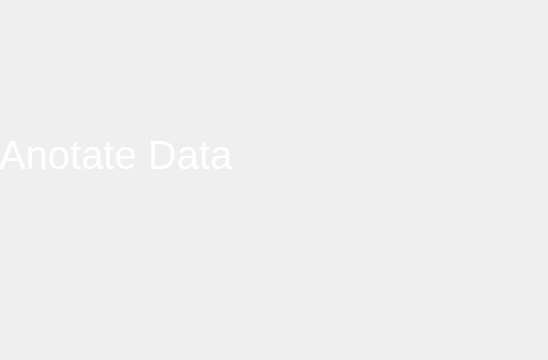
First picture: the form in src/views/AnnotateData.ui, repository komodo6/AVERT, before the edit.
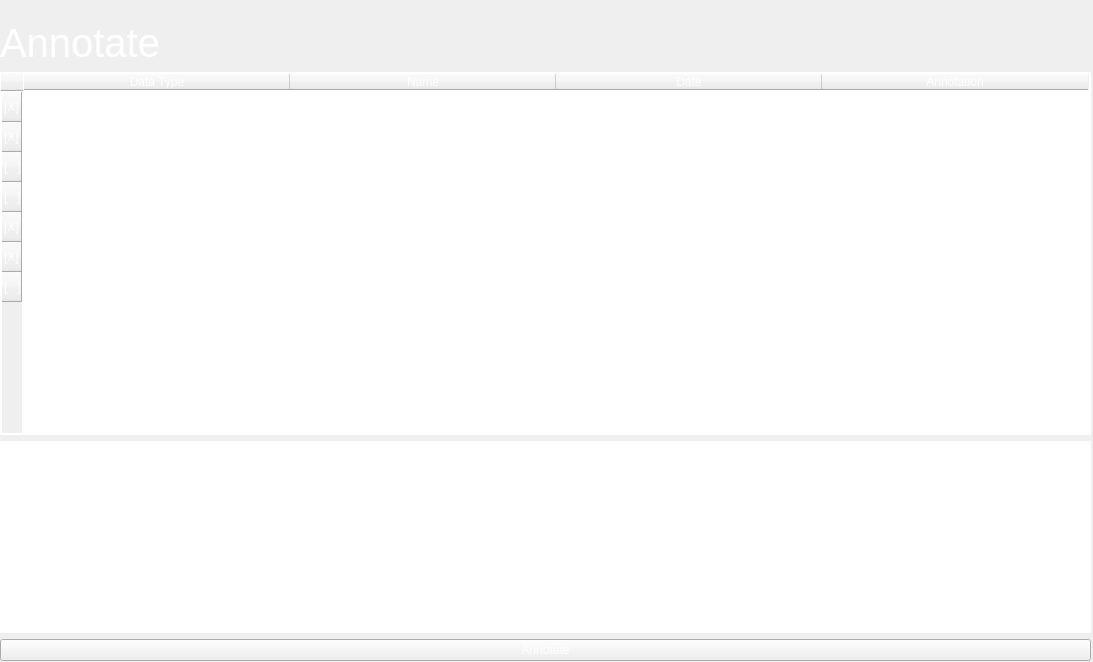
Second picture: the form after the edit.

Commit message: AnnotateData.ui : updated to main look ExportData.ui : updated to main look Search.ui : updated to main look

Diff of the .ui file:
```diff
--- a/src/views/AnnotateData.ui
+++ b/src/views/AnnotateData.ui
@@ -6,8 +6,8 @@
    <rect>
     <x>0</x>
     <y>0</y>
-    <width>548</width>
-    <height>360</height>
+    <width>1093</width>
+    <height>662</height>
    </rect>
   </property>
   <property name="windowTitle">
@@ -16,25 +16,295 @@
   <widget class="QWidget" name="verticalLayoutWidget">
    <property name="geometry">
     <rect>
-     <x>-1</x>
-     <y>9</y>
-     <width>401</width>
-     <height>291</height>
+     <x>0</x>
+     <y>20</y>
+     <width>1091</width>
+     <height>641</height>
     </rect>
    </property>
-   <layout class="QVBoxLayout" name="verticalLayout_2">
-    <item>
-     <widget class="QLabel" name="label">
+   <layout class="QGridLayout" name="gridLayout_2">
+    <item row="1" column="1">
+     <layout class="QHBoxLayout" name="horizontalLayout_2">
+      <item>
+       <widget class="QLabel" name="label">
+        <property name="font">
+         <font>
+          <pointsize>30</pointsize>
+         </font>
+        </property>
+        <property name="styleSheet">
+         <string notr="true">color: white;</string>
+        </property>
+        <property name="text">
+         <string>Annotate</string>
+        </property>
+       </widget>
+      </item>
+     </layout>
+    </item>
+    <item row="4" column="1">
+     <widget class="QTextEdit" name="Text_Edit">
+      <property name="styleSheet">
+       <string notr="true">border: 1px solid white;
+color: white;</string>
+      </property>
+      <property name="html">
+       <string>&lt;!DOCTYPE HTML PUBLIC &quot;-//W3C//DTD HTML 4.0//EN&quot; &quot;http://www.w3.org/TR/REC-html40/strict.dtd&quot;&gt;
+&lt;html&gt;&lt;head&gt;&lt;meta name=&quot;qrichtext&quot; content=&quot;1&quot; /&gt;&lt;style type=&quot;text/css&quot;&gt;
+p, li { white-space: pre-wrap; }
+&lt;/style&gt;&lt;/head&gt;&lt;body style=&quot; font-family:'Cantarell'; font-size:11pt; font-weight:400; font-style:normal;&quot;&gt;
+&lt;p style=&quot; margin-top:0px; margin-bottom:0px; margin-left:0px; margin-right:0px; -qt-block-indent:0; text-indent:0px;&quot;&gt;Captured Last Week&lt;/p&gt;&lt;/body&gt;&lt;/html&gt;</string>
+      </property>
+     </widget>
+    </item>
+    <item row="3" column="1">
+     <widget class="QTableWidget" name="Table_Widget">
+      <property name="sizePolicy">
+       <sizepolicy hsizetype="Expanding" vsizetype="Expanding">
+        <horstretch>35</horstretch>
+        <verstretch>21</verstretch>
+       </sizepolicy>
+      </property>
       <property name="font">
-       <font>
-        <pointsize>30</pointsize>
-       </font>
+       <font/>
       </property>
       <property name="styleSheet">
-       <string notr="true">color: white;</string>
+       <string notr="true">gridline-color: white;
+color: white;
+border: 1px solid white;</string>
+      </property>
+      <property name="showGrid">
+       <bool>true</bool>
+      </property>
+      <property name="sortingEnabled">
+       <bool>false</bool>
+      </property>
+      <property name="wordWrap">
+       <bool>true</bool>
+      </property>
+      <property name="cornerButtonEnabled">
+       <bool>true</bool>
+      </property>
+      <property name="rowCount">
+       <number>7</number>
+      </property>
+      <attribute name="horizontalHeaderVisible">
+       <bool>true</bool>
+      </attribute>
+      <attribute name="horizontalHeaderCascadingSectionResizes">
+       <bool>true</bool>
+      </attribute>
+      <attribute name="horizontalHeaderMinimumSectionSize">
+       <number>36</number>
+      </attribute>
+      <attribute name="horizontalHeaderDefaultSectionSize">
+       <number>266</number>
+      </attribute>
+      <attribute name="verticalHeaderMinimumSectionSize">
+       <number>17</number>
+      </attribute>
+      <attribute name="verticalHeaderDefaultSectionSize">
+       <number>30</number>
+      </attribute>
+      <row>
+       <property name="text">
+        <string>[X]</string>
+       </property>
+      </row>
+      <row>
+       <property name="text">
+        <string>[X]</string>
+       </property>
+      </row>
+      <row>
+       <property name="text">
+        <string>[   ]</string>
+       </property>
+      </row>
+      <row>
+       <property name="text">
+        <string>[   ]</string>
+       </property>
+      </row>
+      <row>
+       <property name="text">
+        <string>[X]</string>
+       </property>
+      </row>
+      <row>
+       <property name="text">
+        <string>[X]</string>
+       </property>
+      </row>
+      <row>
+       <property name="text">
+        <string>[   ]</string>
+       </property>
+      </row>
+      <column>
+       <property name="text">
+        <string>Data Type</string>
+       </property>
+      </column>
+      <column>
+       <property name="text">
+        <string>Name</string>
+       </property>
+      </column>
+      <column>
+       <property name="text">
+        <string>Date</string>
+       </property>
+      </column>
+      <column>
+       <property name="text">
+        <string>Annotation</string>
+       </property>
+      </column>
+      <item row="0" column="0">
+       <property name="text">
+        <string>Keystroke</string>
+       </property>
+      </item>
+      <item row="0" column="1">
+       <property name="text">
+        <string>keys_01.pdf</string>
+       </property>
+      </item>
+      <item row="0" column="2">
+       <property name="text">
+        <string>03/18/2021</string>
+       </property>
+      </item>
+      <item row="0" column="3">
+       <property name="text">
+        <string>IMPORTANT</string>
+       </property>
+      </item>
+      <item row="1" column="0">
+       <property name="text">
+        <string>PCAP</string>
+       </property>
+      </item>
+      <item row="1" column="1">
+       <property name="text">
+        <string>first-capture.pcapng</string>
+       </property>
+      </item>
+      <item row="1" column="2">
+       <property name="text">
+        <string>03/17/2021</string>
+       </property>
+      </item>
+      <item row="1" column="3">
+       <property name="text">
+        <string/>
+       </property>
+      </item>
+      <item row="2" column="0">
+       <property name="text">
+        <string>PNG</string>
+       </property>
+      </item>
+      <item row="2" column="1">
+       <property name="text">
+        <string>IMAGE_001.png</string>
+       </property>
+      </item>
+      <item row="2" column="2">
+       <property name="text">
+        <string>03/13/2021</string>
+       </property>
+      </item>
+      <item row="2" column="3">
+       <property name="text">
+        <string/>
+       </property>
+      </item>
+      <item row="3" column="0">
+       <property name="text">
+        <string>PCAP</string>
+       </property>
+      </item>
+      <item row="3" column="1">
+       <property name="text">
+        <string>second-capture.pcapng</string>
+       </property>
+      </item>
+      <item row="3" column="2">
+       <property name="text">
+        <string>03/19/2021</string>
+       </property>
+      </item>
+      <item row="3" column="3">
+       <property name="text">
+        <string/>
+       </property>
+      </item>
+      <item row="4" column="0">
+       <property name="text">
+        <string>MP4</string>
+       </property>
+      </item>
+      <item row="4" column="1">
+       <property name="text">
+        <string>VID_05576_03192021.MP4</string>
+       </property>
+      </item>
+      <item row="4" column="2">
+       <property name="text">
+        <string>03/18/2021</string>
+       </property>
+      </item>
+      <item row="4" column="3">
+       <property name="text">
+        <string>Captured last week</string>
+       </property>
+      </item>
+      <item row="5" column="0">
+       <property name="text">
+        <string>Keystrokes</string>
+       </property>
+      </item>
+      <item row="5" column="1">
+       <property name="text">
+        <string>keys_02.pdf</string>
+       </property>
+      </item>
+      <item row="5" column="2">
+       <property name="text">
+        <string>03/19/2021</string>
+       </property>
+      </item>
+      <item row="5" column="3">
+       <property name="text">
+        <string>Add to report</string>
+       </property>
+      </item>
+      <item row="6" column="0">
+       <property name="text">
+        <string>PNG</string>
+       </property>
+      </item>
+      <item row="6" column="1">
+       <property name="text">
+        <string>IMAGE_002.png</string>
+       </property>
+      </item>
+      <item row="6" column="2">
+       <property name="text">
+        <string>03/21/2021</string>
+       </property>
+      </item>
+     </widget>
+    </item>
+    <item row="5" column="1">
+     <widget class="QPushButton" name="pushButton">
+      <property name="styleSheet">
+       <string notr="true">color: white;l</string>
       </property>
       <property name="text">
-       <string>Anotate Data</string>
+       <string>Annotate</string>
       </property>
      </widget>
     </item>
```
Left out of the diff: 8 changed lines with no effect on the pictures. The commit also changes 2 other files.
